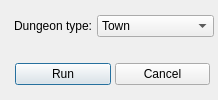
The window that source/patchtilesetdialog.ui (pionere/d1-graphics-tool) describes before a commit, drawn with Qt 5.
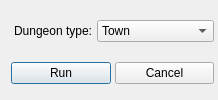
The same window after the commit.

What changed in the file:
```diff
--- a/source/patchtilesetdialog.ui
+++ b/source/patchtilesetdialog.ui
@@ -10,7 +10,6 @@
   </property>
   <layout class="QVBoxLayout">
    <item>
-    <widget class="QWidget">
      <layout class="QHBoxLayout">
       <property name="spacing">
        <number>4</number>
@@ -74,10 +73,8 @@
        </widget>
       </item>
      </layout>
-    </widget>
    </item>
    <item>
-    <widget class="QWidget">
      <layout class="QHBoxLayout">
       <item>
        <spacer>
@@ -101,7 +98,6 @@
        </widget>
       </item>
      </layout>
-    </widget>
    </item>
   </layout>
  </widget>
```
Lines whose indentation alone changed are shown as unchanged.
